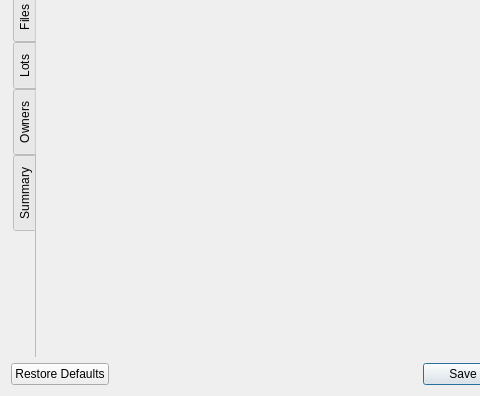
This is settingsdialog.ui in Kuszki/MultimapAWZ as Qt 5 draws it before an edit; both pictures show x 0 to 480 and y 104 to 500 of the 600 by 500 pixel window. The edited form follows.
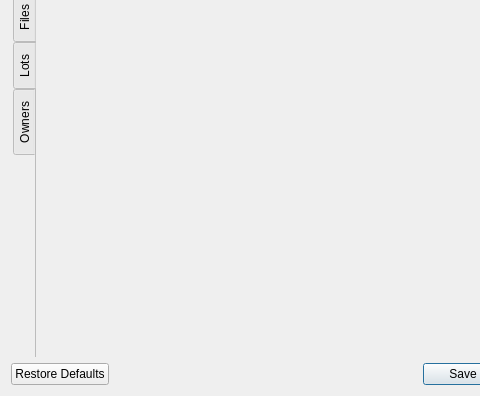
This is the edited form. Icons and pictures are not drawn.

```diff
--- a/settingsdialog.ui
+++ b/settingsdialog.ui
@@ -173,14 +173,6 @@
        </item>
       </layout>
      </widget>
-     <widget class="QWidget" name="sumTab">
-      <attribute name="icon">
-       <iconset theme="document-print-preview"/>
-      </attribute>
-      <attribute name="title">
-       <string>Summary</string>
-      </attribute>
-     </widget>
     </widget>
    </item>
    <item row="1" column="0">
```
Left out of the diff: 3 changed lines with no effect on the pictures.
